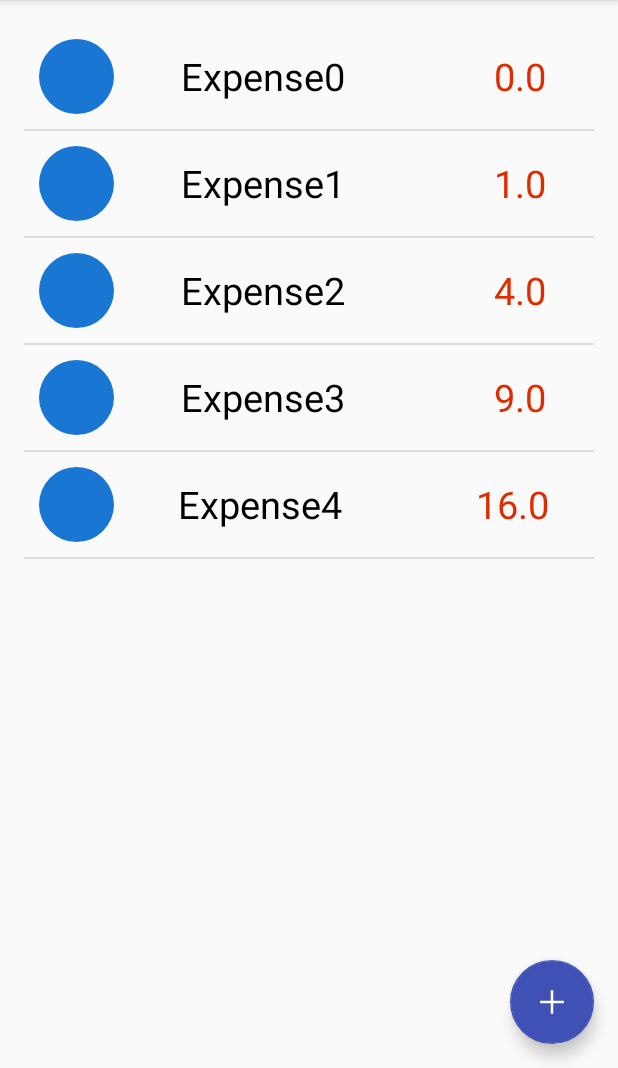
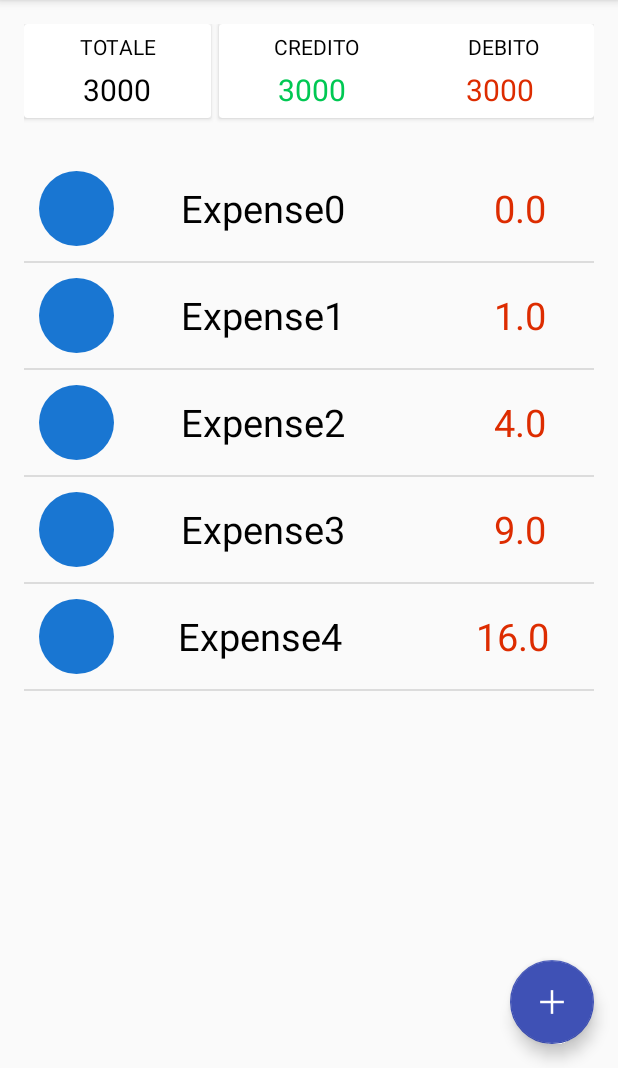
Before and after one commit to RizzoV/MAD_Expenses, an Android app: the GroupActivity screen opened directly, with no data from a screen before it, on a phone screen of 412 x 824 dp, the part 168-1236 px from its top. Run offline under Robolectric (Android 15) with nearby library versions, the phone set to English and light mode, and no system bars.

Commit message:
Layout modificato ed aggiornato

```diff
--- a/app/build.gradle
+++ b/app/build.gradle
@@ -27,5 +27,6 @@ dependencies {
     compile 'com.android.support:appcompat-v7:25.3.0'
     compile 'com.android.support.constraint:constraint-layout:1.0.2'
     compile 'com.android.support:design:25.3.0'
+    compile 'com.android.support:cardview-v7:25.3.0'
     testCompile 'junit:junit:4.12'
 }
--- a/app/src/main/res/layout/activity_group.xml
+++ b/app/src/main/res/layout/activity_group.xml
@@ -34,6 +34,7 @@
 
     </android.support.design.widget.AppBarLayout>
 
+
     <android.support.v4.view.ViewPager
         android:id="@+id/container"
         android:layout_width="match_parent"
--- a/app/src/main/res/layout/fragment_group.xml
+++ b/app/src/main/res/layout/fragment_group.xml
@@ -8,9 +8,131 @@
     android:paddingTop="@dimen/activity_vertical_margin"
     tools:context="it.polito.mad.team19.mad_expenses.GroupActivity$ExpensesListFragment">
 
+    <LinearLayout
+        android:layout_width="match_parent"
+        android:layout_height="wrap_content"
+        android:id="@+id/cards"
+        android:orientation="horizontal">
+
+        <android.support.v7.widget.CardView
+            xmlns:card_view="http://schemas.android.com/apk/res-auto"
+            android:id="@+id/card_view1"
+            android:layout_width="wrap_content"
+            android:layout_height="wrap_content"
+            android:layout_marginRight="5dp"
+            android:layout_marginBottom="5dp"
+            android:layout_weight="0.33">
+
+            <LinearLayout
+                android:layout_width="match_parent"
+                android:layout_height="wrap_content"
+                android:orientation="vertical">
+
+
+                <TextView
+                    android:layout_width="match_parent"
+                    android:layout_height="wrap_content"
+                    android:textColor="#000"
+                    android:textAlignment="center"
+                    android:textAllCaps="true"
+                    android:paddingTop="5dp"
+                    android:text="Totale"
+                    />
+                <TextView
+                    android:layout_width="match_parent"
+                    android:layout_height="wrap_content"
+                    android:textAlignment="center"
+                    android:textSize="20sp"
+                    android:textColor="#000"
+                    android:text="3000"
+                    android:padding="5dp"
+                    />
+
+            </LinearLayout>
+
+
+        </android.support.v7.widget.CardView>
+
+        <android.support.v7.widget.CardView
+            xmlns:card_view="http://schemas.android.com/apk/res-auto"
+            android:id="@+id/card_view2"
+            android:layout_width="wrap_content"
+            android:layout_height="wrap_content"
+            android:layout_marginBottom="5dp"
+            android:layout_weight="0.66">
+
+            <LinearLayout
+                android:layout_width="match_parent"
+                android:layout_height="wrap_content"
+                android:orientation="vertical">
+
+                <LinearLayout
+                    android:layout_width="match_parent"
+                    android:layout_height="wrap_content"
+                    android:orientation="horizontal">
+                    <TextView
+                        android:layout_width="wrap_content"
+                        android:layout_height="wrap_content"
+                        android:layout_weight="0.5"
+                        android:textColor="#000"
+                        android:textAlignment="center"
+                        android:textAllCaps="true"
+                        android:paddingTop="5dp"
+                        android:text="Credito"
+                        />
+
+                    <TextView
+                        android:layout_width="wrap_content"
+                        android:layout_height="wrap_content"
+                        android:layout_weight="0.5"
+                        android:textColor="#000"
+                        android:textAlignment="center"
+                        android:paddingTop="5dp"
+                        android:textAllCaps="true"
+                        android:text="Debito"
+                        />
+                </LinearLayout>
+                <LinearLayout
+                    android:layout_width="match_parent"
+                    android:layout_height="wrap_content"
+                    android:orientation="horizontal">
+                    <TextView
+                        android:layout_width="wrap_content"
+                        android:layout_height="wrap_content"
+                        android:layout_weight="0.5"
+                        android:textAlignment="center"
+                        android:textSize="20sp"
+                        android:textColor="@color/greenMaterial"
+                        android:text="3000"
+                        android:padding="5dp"
+                        />
+
+                    <TextView
+                        android:layout_width="wrap_content"
+                        android:layout_height="wrap_content"
+                        android:layout_weight="0.5"
+                        android:textAlignment="center"
+                        android:textSize="20sp"
+                        android:textColor="@color/redMaterial"
+                        android:text="3000"
+                        android:padding="5dp"
+                        />
+
+                </LinearLayout>
+            </LinearLayout>
+
+
+        </android.support.v7.widget.CardView>
+
+
+    </LinearLayout>
+
+
     <ListView
         android:id="@+id/expenses_lv"
         android:layout_height="match_parent"
-        android:layout_width="match_parent"/>
+        android:layout_width="match_parent"
+        android:layout_marginTop="20dp"
+        android:layout_below="@+id/cards"/>
 
 </RelativeLayout>
```
